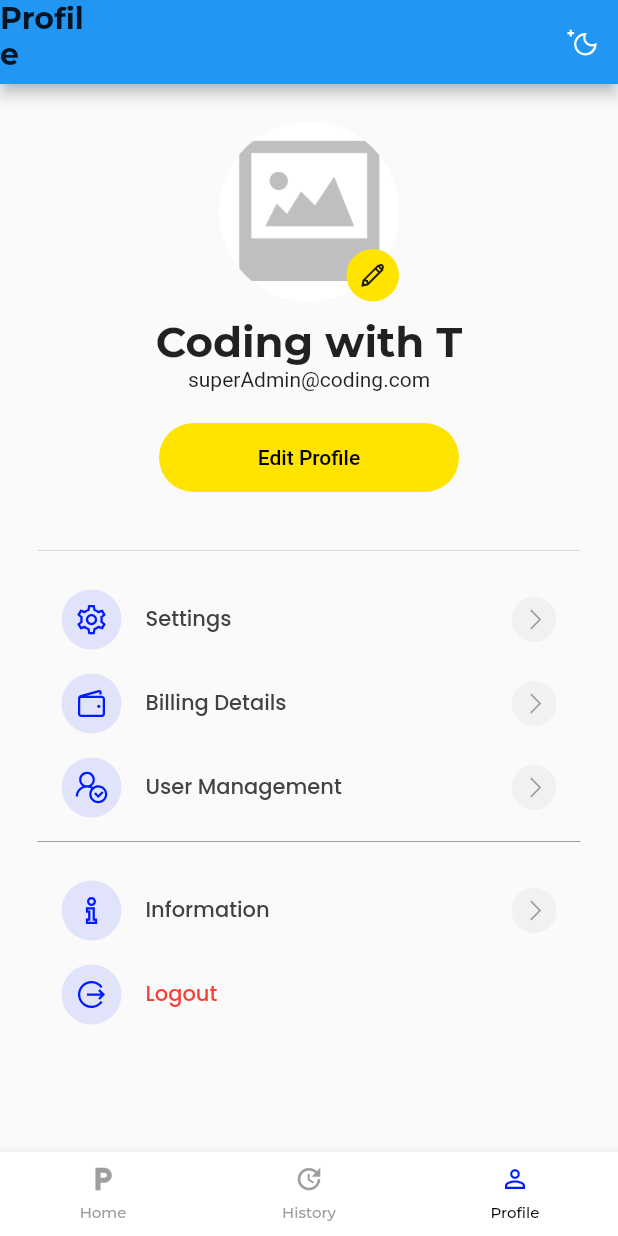
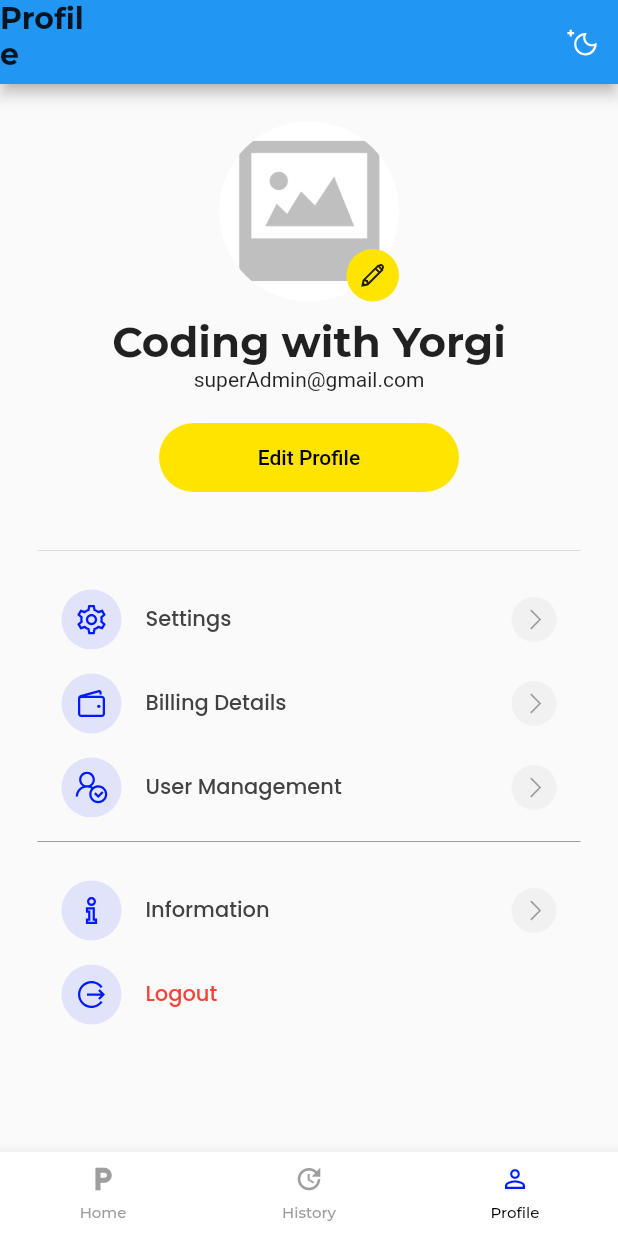
Before and after one commit to YorgiDeSchrijver/Park_app, a Flutter app: the screen it shows once a user with an empty profile is signed in, item 3 of the bottom bar chosen, on a phone screen of 412 x 824 dp. Run offline on Flutter 3.47's test engine with Material 2 defaults, Android fonts, the phone set to English and light mode, and no system bars; our stand-ins replace cloud_firestore, firebase_auth, firebase_core, flutter_otp_text_field, get, google_fonts and 2 more; accounts and stored records are empty.

Commit message:
users can login now

```diff
--- a/lib/src/constants/text_strings.dart
+++ b/lib/src/constants/text_strings.dart
@@ -64,8 +64,8 @@
 const String profile = "Profile";
 const String editProfile = "Edit Profile";
 const String logoutDialogHeading = "Logout";
-const String profileHeading = "Coding with T";
-const String profileSubHeading = "superAdmin@coding.com";
+const String profileHeading = "Coding with Yorgi";
+const String profileSubHeading = "superAdmin@gmail.com";
 // -- Menu
 const String menu1 = "Settings";
 const String menu2 = "Billing Details";
--- a/lib/src/features/authentication/models/user_model.dart
+++ b/lib/src/features/authentication/models/user_model.dart
@@ -32,8 +32,8 @@
       id: document.id,
       email: data["Email"],
       password: data["Password"],
-      fullName: data["Phone"],
-      phoneNo: data["Password"],
+      fullName: data["FullName"],
+      phoneNo: data["Phone"],
     );
   }
 }
--- a/lib/src/features/authentication/screens/Sign Up/widgets/signup_form_widget.dart
+++ b/lib/src/features/authentication/screens/Sign Up/widgets/signup_form_widget.dart
@@ -1,5 +1,6 @@
 import 'package:flutter/material.dart';
 import 'package:get/get.dart';
+import 'package:line_awesome_flutter/line_awesome_flutter.dart';
 import 'package:project/src/constants/sizes.dart';
 import 'package:project/src/constants/text_strings.dart';
 import 'package:project/src/features/authentication/controllers/signup_controller.dart';
@@ -26,7 +27,7 @@
               controller: controller.fullName,
               decoration: const InputDecoration(
                 label: Text(fullName),
-                prefixIcon: Icon(Icons.person_outline_rounded),
+                prefixIcon: Icon(LineAwesomeIcons.user),
               ),
             ),
             const SizedBox(height: formHeight - 20),
@@ -34,7 +35,7 @@
               controller: controller.email,
               decoration: const InputDecoration(
                 label: Text(email),
-                prefixIcon: Icon(Icons.email_outlined),
+                prefixIcon: Icon(LineAwesomeIcons.envelope),
               ),
             ),
             const SizedBox(height: formHeight - 20),
```
Also changed, not shown: lib/src/features/authentication/screens/Login/widgets/Login_form_widget.dart (+18 -2 lines).
